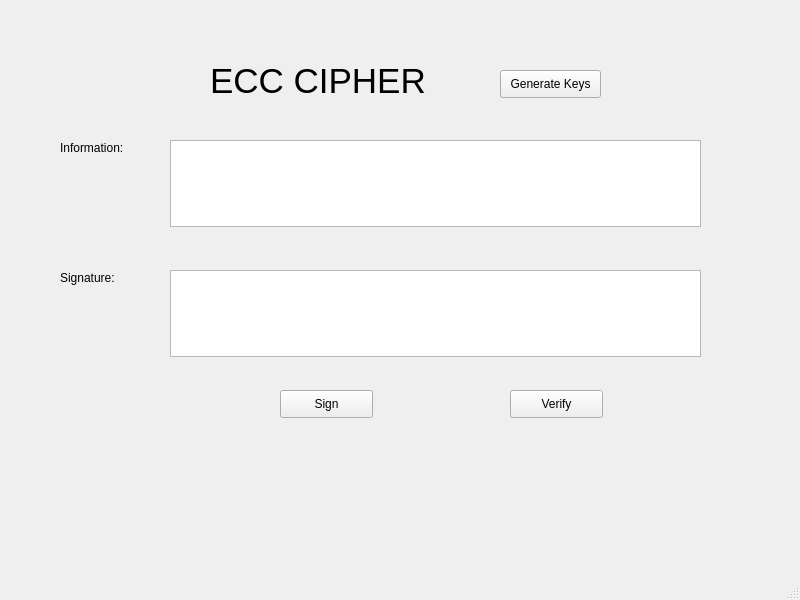
First picture: the form in Lab-03/ui/ecc.ui, repository singuyen0312e9/bmtt-hutech-2280602124, before the edit.
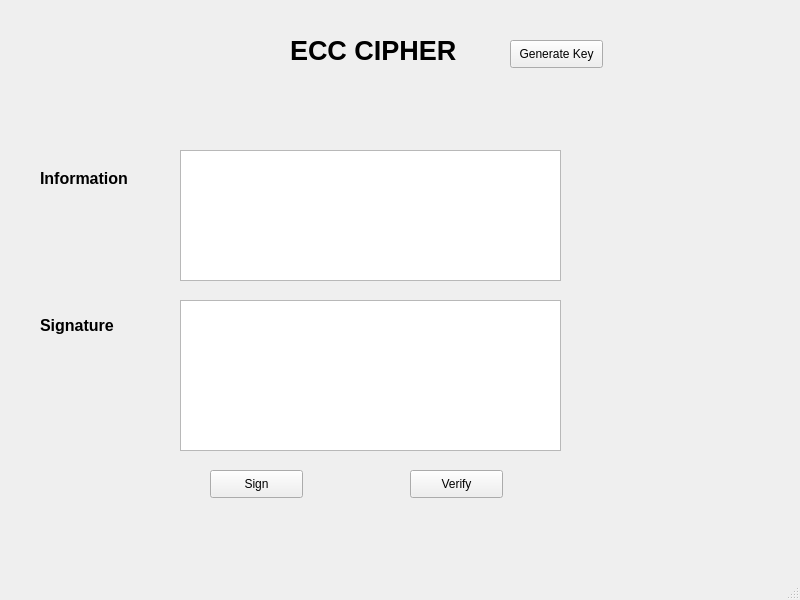
Second picture: the form after the edit.

The edit to the form file:
```diff
--- a/Lab-03/ui/ecc.ui
+++ b/Lab-03/ui/ecc.ui
@@ -17,72 +17,88 @@
    <widget class="QLabel" name="label">
     <property name="geometry">
      <rect>
-      <x>210</x>
-      <y>20</y>
-      <width>251</width>
-      <height>121</height>
+      <x>290</x>
+      <y>10</y>
+      <width>211</width>
+      <height>81</height>
      </rect>
     </property>
     <property name="font">
      <font>
-      <pointsize>26</pointsize>
+      <pointsize>20</pointsize>
+      <weight>75</weight>
+      <bold>true</bold>
      </font>
     </property>
     <property name="text">
      <string>ECC CIPHER</string>
     </property>
    </widget>
+   <widget class="QTextEdit" name="txt_information">
+    <property name="geometry">
+     <rect>
+      <x>180</x>
+      <y>150</y>
+      <width>381</width>
+      <height>131</height>
+     </rect>
+    </property>
+   </widget>
    <widget class="QLabel" name="label_2">
     <property name="geometry">
      <rect>
-      <x>60</x>
-      <y>140</y>
-      <width>71</width>
+      <x>40</x>
+      <y>170</y>
+      <width>131</width>
       <height>16</height>
      </rect>
     </property>
+    <property name="font">
+     <font>
+      <pointsize>12</pointsize>
+      <weight>75</weight>
+      <bold>true</bold>
+     </font>
+    </property>
     <property name="text">
-     <string>Information:</string>
+     <string>Information</string>
     </property>
    </widget>
    <widget class="QLabel" name="label_3">
     <property name="geometry">
      <rect>
-      <x>60</x>
-      <y>270</y>
-      <width>61</width>
-      <height>16</height>
+      <x>40</x>
+      <y>310</y>
+      <width>131</width>
+      <height>31</height>
      </rect>
     </property>
+    <property name="font">
+     <font>
+      <pointsize>12</pointsize>
+      <weight>75</weight>
+      <bold>true</bold>
+     </font>
+    </property>
     <property name="text">
-     <string>Signature:</string>
+     <string>Signature</string>
     </property>
    </widget>
-   <widget class="QPlainTextEdit" name="plainTextEdit">
+   <widget class="QTextEdit" name="txt_signature">
     <property name="geometry">
      <rect>
-      <x>170</x>
-      <y>140</y>
-      <width>531</width>
-      <height>87</height>
+      <x>180</x>
+      <y>300</y>
+      <width>381</width>
+      <height>151</height>
      </rect>
     </property>
    </widget>
-   <widget class="QPlainTextEdit" name="plainTextEdit_2">
+   <widget class="QPushButton" name="btn_sign">
     <property name="geometry">
      <rect>
-      <x>170</x>
-      <y>270</y>
-      <width>531</width>
-      <height>87</height>
-     </rect>
-    </property>
-   </widget>
-   <widget class="QPushButton" name="pushButton">
-    <property name="geometry">
-     <rect>
-      <x>280</x>
-      <y>390</y>
+      <x>210</x>
+      <y>470</y>
       <width>93</width>
       <height>28</height>
      </rect>
@@ -94,8 +110,8 @@
    <widget class="QPushButton" name="pushButton_2">
     <property name="geometry">
      <rect>
-      <x>510</x>
-      <y>390</y>
+      <x>410</x>
+      <y>470</y>
       <width>93</width>
       <height>28</height>
      </rect>
@@ -107,14 +123,14 @@
    <widget class="QPushButton" name="pushButton_3">
     <property name="geometry">
      <rect>
-      <x>500</x>
-      <y>70</y>
-      <width>101</width>
+      <x>510</x>
+      <y>40</y>
+      <width>93</width>
       <height>28</height>
      </rect>
     </property>
     <property name="text">
-     <string>Generate Keys</string>
+     <string>Generate Key</string>
     </property>
    </widget>
   </widget>
```
Left out of the diff: 4 changed lines with no effect on the pictures.
